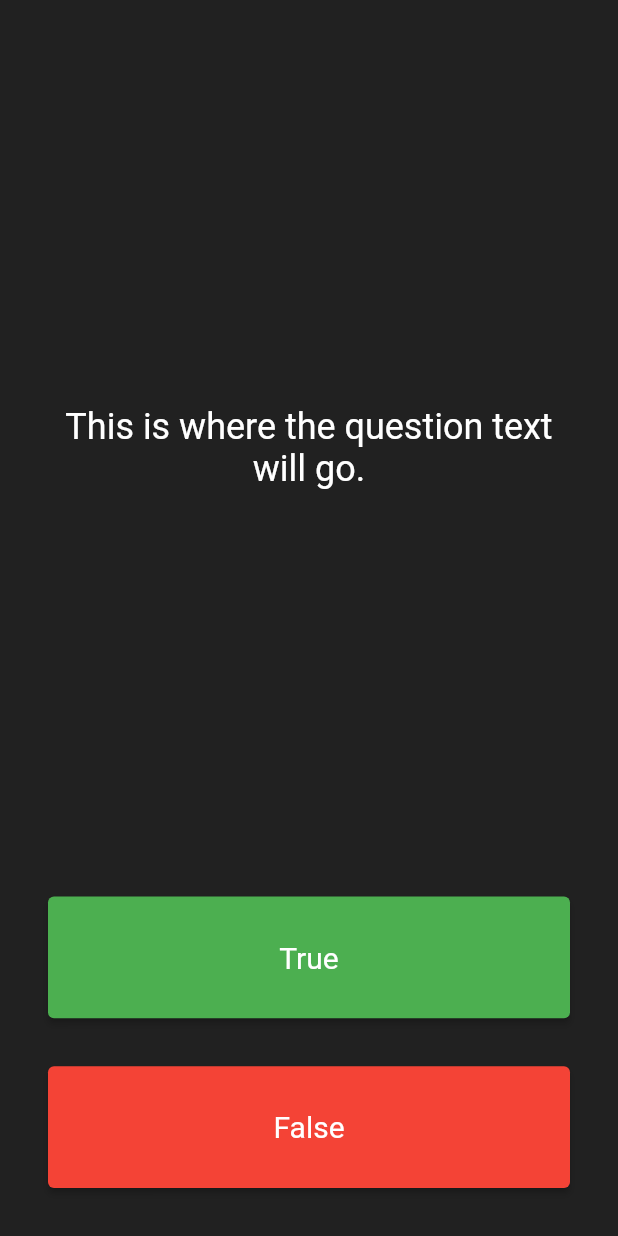
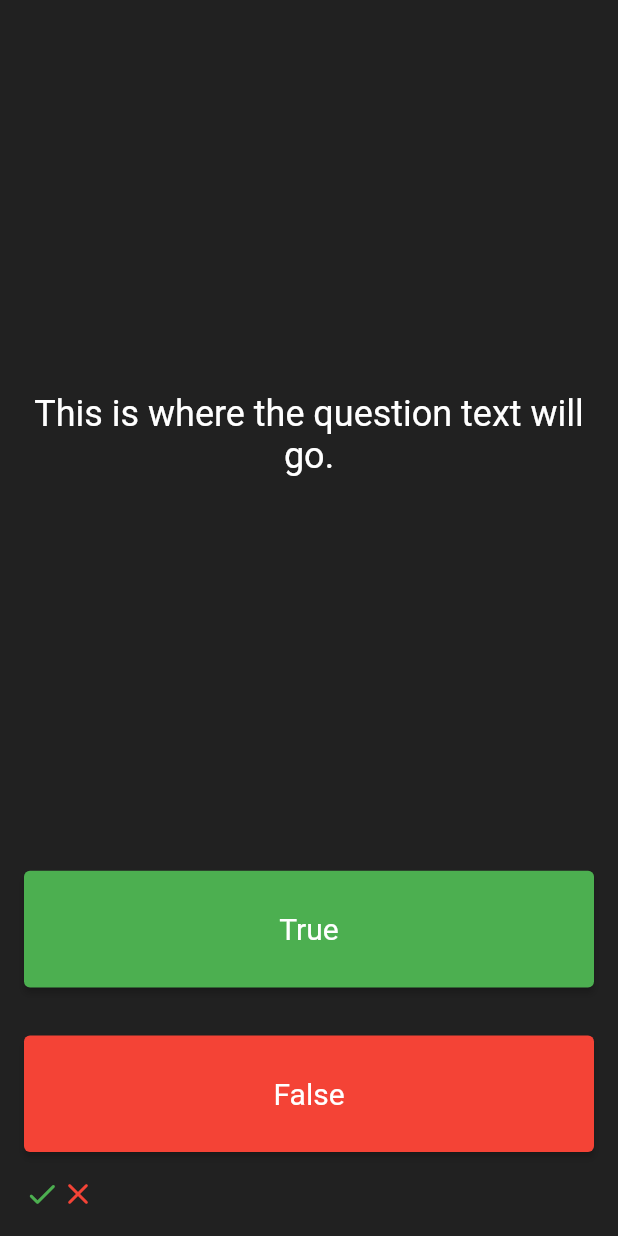
Before and after one commit to FadyFawzyOfficial/quizzler, a Flutter app: the screen it shows after launch, on a phone screen of 412 x 824 dp. Run offline on Flutter 3.47's test engine with Material 2 defaults, Android fonts, the phone set to English and light mode, and no system bars.

Commit message:
1. Build a Score Keeper

```diff
--- a/lib/main.dart
+++ b/lib/main.dart
@@ -29,16 +29,21 @@ class QuizScreen extends StatefulWidget {
 }
 
 class _QuizScreenState extends State<QuizScreen> {
+  List<AnswerIcon> scoreKeeper = [
+    const AnswerIcon(isTrue: true),
+    const AnswerIcon(isTrue: false),
+  ];
+
   @override
   Widget build(BuildContext context) {
     return Column(
       crossAxisAlignment: CrossAxisAlignment.stretch,
-      children: const [
-        Expanded(
+      children: [
+        const Expanded(
           flex: 5,
           child: Center(
             child: Padding(
-              padding: EdgeInsets.all(16),
+              padding: EdgeInsets.symmetric(vertical: 16),
               child: Text(
                 'This is where the question text will go.',
                 textAlign: TextAlign.center,
@@ -53,12 +58,18 @@ class _QuizScreenState extends State<QuizScreen> {
         AnswerButton(
           label: 'True',
           color: Colors.green,
+          onPressed: () =>
+              setState(() => scoreKeeper.add(const AnswerIcon(isTrue: true))),
         ),
         AnswerButton(
           label: 'False',
           color: Colors.red,
+          onPressed: () =>
+              setState(() => scoreKeeper.add(const AnswerIcon(isTrue: false))),
         ),
-        // TODO: Add a Row here as your score keeper
+        Row(
+          children: scoreKeeper,
+        ),
       ],
     );
   }
@@ -67,27 +78,45 @@ class _QuizScreenState extends State<QuizScreen> {
 class AnswerButton extends StatelessWidget {
   final String label;
   final Color color;
+  final void Function() onPressed;
 
   const AnswerButton({
     Key? key,
     required this.label,
     required this.color,
+    required this.onPressed,
   }) : super(key: key);
 
   @override
   Widget build(BuildContext context) {
     return Expanded(
       child: Padding(
-        padding: const EdgeInsets.all(16),
+        padding: const EdgeInsets.symmetric(vertical: 16),
         child: ElevatedButton(
           style: ElevatedButton.styleFrom(
             backgroundColor: color,
             textStyle: const TextStyle(fontSize: 20),
           ),
+          onPressed: onPressed,
           child: Text(label),
-          onPressed: () {},
         ),
       ),
     );
   }
 }
+
+class AnswerIcon extends StatelessWidget {
+  final bool isTrue;
+  const AnswerIcon({Key? key, required this.isTrue}) : super(key: key);
+
+  @override
+  Icon build(BuildContext context) => isTrue
+      ? const Icon(
+          Icons.check_rounded,
+          color: Colors.green,
+        )
+      : const Icon(
+          Icons.close_rounded,
+          color: Colors.red,
+        );
+}
```
